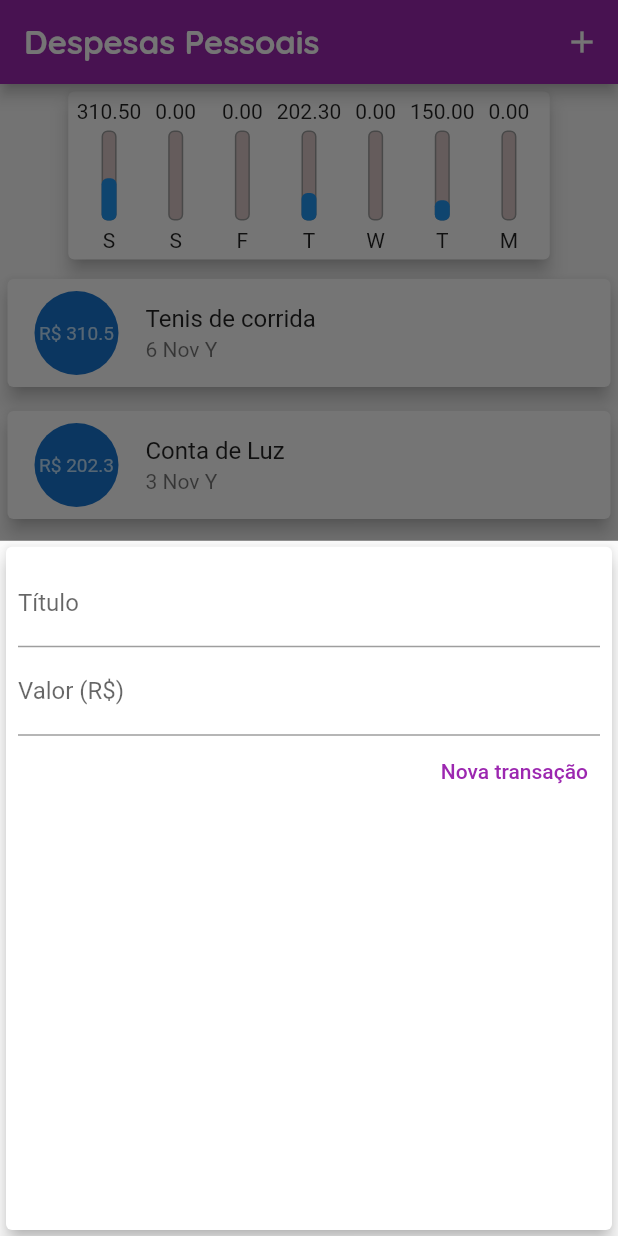
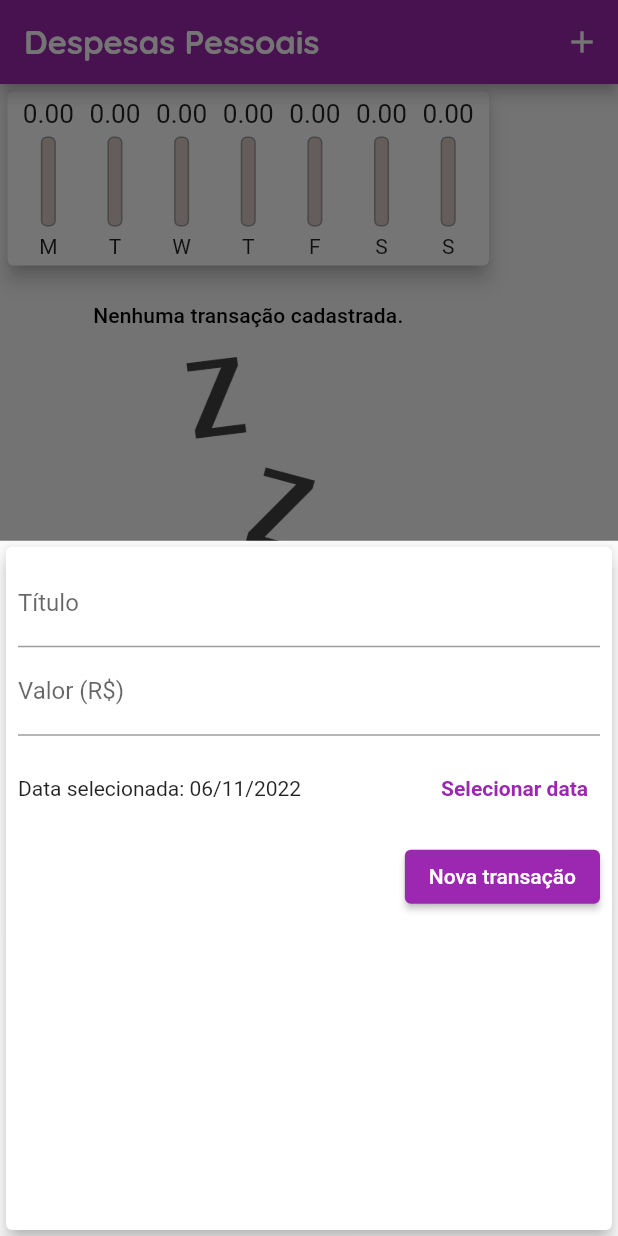
Before and after one commit to frank000/expev, a Flutter app: the screen it shows after launch, after a tap on the "add" icon, on a phone screen of 412 x 824 dp. Run offline on Flutter 3.47's test engine with Material 2 defaults, Android fonts, the phone set to English and light mode, and no system bars.

Commit message:
adição campo de datepicker

```diff
--- a/lib/components/chart.dart
+++ b/lib/components/chart.dart
@@ -27,7 +27,7 @@
         'day': DateFormat.E().format(weekDay)[0].toString(),
         'value': totalSum,
       };
-    });
+    }).reversed.toList();
   }
 
   double get _weekTotalValue {
@@ -54,7 +54,9 @@
                   child: ChartBar(
                     label: tr['day'].toString(),
                     value: double.parse(tr['value'].toString()),
-                    percent: (tr['value'] as double) / _weekTotalValue,
+                    percent: _weekTotalValue == 0
+                        ? 0
+                        : (tr['value'] as double) / _weekTotalValue,
                   ),
                 );
               }).toList(),
--- a/lib/components/chart_bar.dart
+++ b/lib/components/chart_bar.dart
@@ -16,7 +16,9 @@
   Widget build(BuildContext context) {
     return Column(
       children: [
-        FittedBox(child: Text('${value.toStringAsFixed(2)}')),
+        Container(
+            height: 20,
+            child: FittedBox(child: Text('${value.toStringAsFixed(2)}'))),
         SizedBox(
           height: 5,
         ),
--- a/lib/components/transaction_form.dart
+++ b/lib/components/transaction_form.dart
@@ -1,4 +1,5 @@
 import 'package:flutter/material.dart';
+import 'package:intl/intl.dart';
 
 class TransationForm extends StatefulWidget {
   TransationForm({
@@ -6,24 +7,43 @@
     Key? key,
   }) : super(key: key);
 
-  final void Function(String, double) onSubmit;
+  final void Function(String, double, DateTime) onSubmit;
 
   @override
   State<TransationForm> createState() => _TransationFormState();
 }
 
 class _TransationFormState extends State<TransationForm> {
-  final titleController = TextEditingController();
+  final _titleController = TextEditingController();
 
-  final valueController = TextEditingController();
+  final _valueController = TextEditingController();
+  DateTime? _selectedDate = DateTime.now();
 
   _submitForm() {
-    final title = titleController.text;
-    final value = double.tryParse(valueController.text) ?? 0.0;
+    final title = _titleController.text;
+    final value = double.tryParse(_valueController.text) ?? 0.0;
+
     if (title.isNotEmpty && value.toString().isNotEmpty) {
-      widget.onSubmit(title, value);
+      widget.onSubmit(title, value, _selectedDate!);
     }
     return;
+  }
+
+  _showADatePicker() {
+    showDatePicker(
+      context: context,
+      initialDate: DateTime.now(),
+      firstDate: DateTime(2019),
+      lastDate: DateTime.now(),
+    ).then((value) {
+      if (value == null) {
+        return;
+      }
+
+      setState(() {
+        _selectedDate = value;
+      });
+    });
   }
 
   @override
@@ -35,14 +55,14 @@
         child: Column(
           children: [
             TextField(
-              controller: titleController,
+              controller: _titleController,
               onChanged: ((nvalue) {}),
               decoration: InputDecoration(
                 labelText: 'Título',
               ),
             ),
             TextField(
-              controller: valueController,
+              controller: _valueController,
               onChanged: (nvalue) {},
               keyboardType: TextInputType.numberWithOptions(decimal: true),
               onSubmitted: (cal) {
@@ -52,16 +72,37 @@
                 labelText: 'Valor (R\$)',
               ),
             ),
+            Container(
+              height: 70,
+              child: Row(
+                children: [
+                  Expanded(
+                    child: Text(
+                      (_selectedDate == null)
+                          ? 'Nenhuma data selecionada'
+                          : 'Data selecionada: ${DateFormat('dd/M/y').format(_selectedDate!)}',
+                    ),
+                  ),
+                  TextButton(
+                    onPressed: _showADatePicker,
+                    child: Text(
+                      'Selecionar data',
+                      style: TextStyle(
+                        fontWeight: FontWeight.bold,
+                        color: Colors.purple,
+                      ),
+                    ),
+                  ),
+                ],
+              ),
+            ),
             Row(
               mainAxisAlignment: MainAxisAlignment.end,
               children: [
-                TextButton(
+                ElevatedButton(
                   onPressed: _submitForm,
                   child: Text(
                     'Nova transação',
-                    style: TextStyle(
-                      color: Colors.purple,
-                    ),
                   ),
                 ),
               ],
--- a/lib/components/transaction_list.dart
+++ b/lib/components/transaction_list.dart
@@ -56,7 +56,7 @@
                       tr.title,
                       style: Theme.of(context).textTheme.titleMedium,
                     ),
-                    subtitle: Text(DateFormat('d MMM Y').format(tr.date)),
+                    subtitle: Text(DateFormat('d MMM y').format(tr.date)),
                   ),
                 );
               },
--- a/lib/main.dart
+++ b/lib/main.dart
@@ -49,32 +49,39 @@
 }
 
 class _MyHomePageState extends State<MyHomePage> {
-  List<Transaction> _transactions = [
-    Transaction(
-      id: '1',
-      title: 'Tenis de corrida',
-      value: 310.50,
-      date: DateTime.now(),
-    ),
-    Transaction(
-      id: '2',
-      title: 'Conta de Luz',
-      value: 202.30,
-      date: DateTime.now().subtract(Duration(days: 3)),
-    ),
-    Transaction(
-      id: '3',
-      title: 'hotrl',
-      value: 150,
-      date: DateTime.now().subtract(Duration(days: 5)),
-    ),
-  ];
-  _addTransaction(String title, double value) {
+  List<Transaction> _transactions = [];
+  // [
+  //   Transaction(
+  //     id: '1',
+  //     title: 'Tenis de corrida',
+  //     value: 310.50,
+  //     date: DateTime.now(),
+  //   ),
+  //   Transaction(
+  //     id: '4',
+  //     title: 'carro',
+  //     value: 10000.500,
+  //     date: DateTime.now(),
+  //   ),
+  //   Transaction(
+  //     id: '2',
+  //     title: 'Conta de Luz',
+  //     value: 202.30,
+  //     date: DateTime.now().subtract(Duration(days: 3)),
+  //   ),
+  //   Transaction(
+  //     id: '3',
+  //     title: 'hotrl',
+  //     value: 150,
+  //     date: DateTime.now().subtract(Duration(days: 5)),
+  //   ),
+  // ];
+  _addTransaction(String title, double value, DateTime selectedDate) {
     final newTransaction = Transaction(
       id: Random().nextDouble().toString(),
       title: title,
       value: value,
-      date: DateTime.now(),
+      date: selectedDate,
     );
     setState(() {
       if (newTransaction.title.isNotEmpty &&
```
